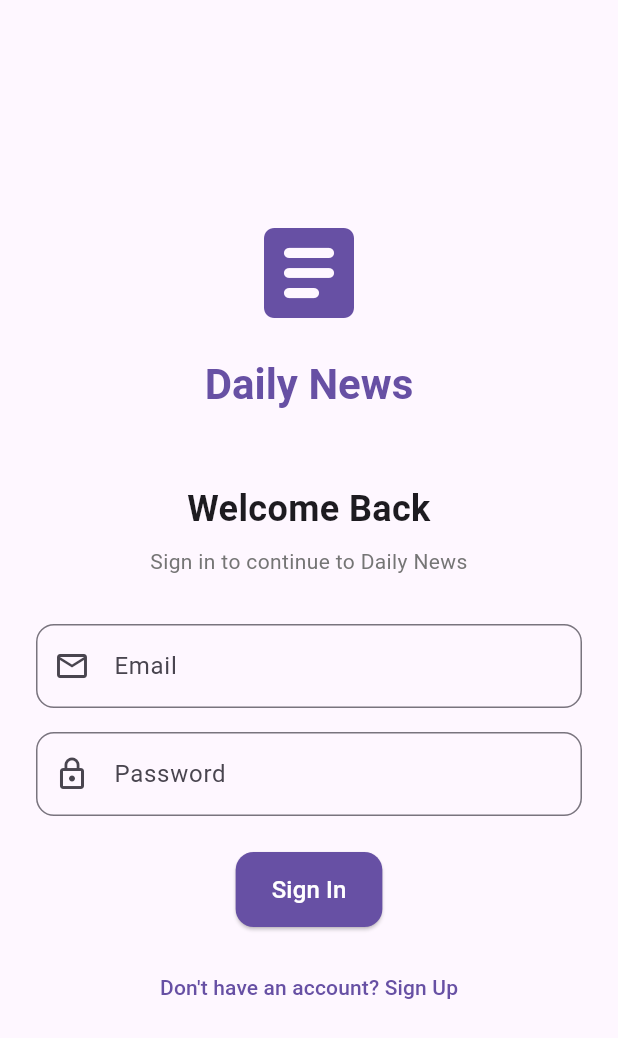
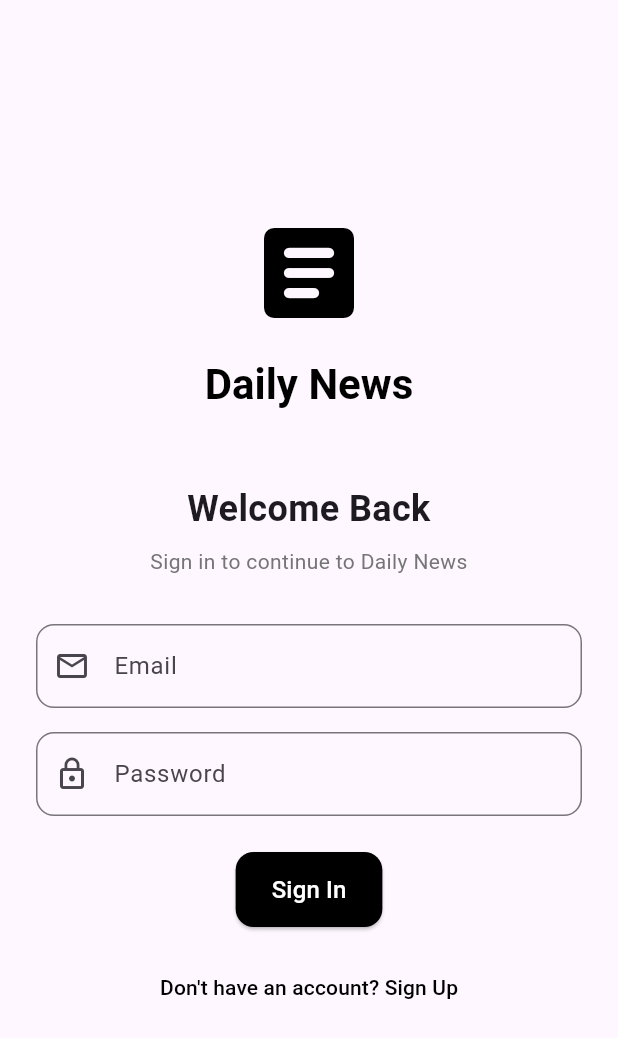
Before and after one commit to VaibhavJain06/news_app, a Flutter app: the screen it shows after launch, on a phone screen of 412 x 824 dp. Shown: the top 1038 px of the screen. Run offline on Flutter 3.47's test engine with Material 3 defaults, Android fonts, the phone set to English and light mode, and no system bars; our stand-ins replace bloc, cloud_firestore, firebase_auth, firebase_core, flutter_bloc, flutter_dotenv and 1 more; missing offline and left inert: webview_flutter_android; accounts and stored records are empty.

Commit message:
code changes

```diff
--- a/lib/Auth/auth.dart
+++ b/lib/Auth/auth.dart
@@ -48,7 +48,7 @@ class _AuthScreenState extends State<AuthScreen> {
                   Icon(
                     Icons.article_rounded,
                     size: 80,
-                    color: Theme.of(context).colorScheme.primary,
+                    color: Colors.black,
                   ),
                   const SizedBox(height: 16),
                   Text(
@@ -56,7 +56,7 @@ class _AuthScreenState extends State<AuthScreen> {
                     textAlign: TextAlign.center,
                     style: Theme.of(context).textTheme.headlineMedium?.copyWith(
                       fontWeight: FontWeight.bold,
-                      color: Theme.of(context).colorScheme.primary,
+                      color: Colors.black,
                     ),
                   ),
                   const SizedBox(height: 48),
@@ -154,7 +154,7 @@ class _AuthScreenState extends State<AuthScreen> {
                             },
                             style: ElevatedButton.styleFrom(
                               backgroundColor:
-                                  Theme.of(context).colorScheme.primary,
+                                  Colors.black,
                               foregroundColor: Colors.white,
                               shape: RoundedRectangleBorder(
                                 borderRadius: BorderRadius.circular(12),
@@ -180,7 +180,7 @@ class _AuthScreenState extends State<AuthScreen> {
                               _isLogin
                                   ? 'Don\'t have an account? Sign Up'
                                   : 'Already have an account? Sign In',
-                            ),
+                            style: TextStyle(color: Colors.black),),
                           ),
 
                       ],
```
